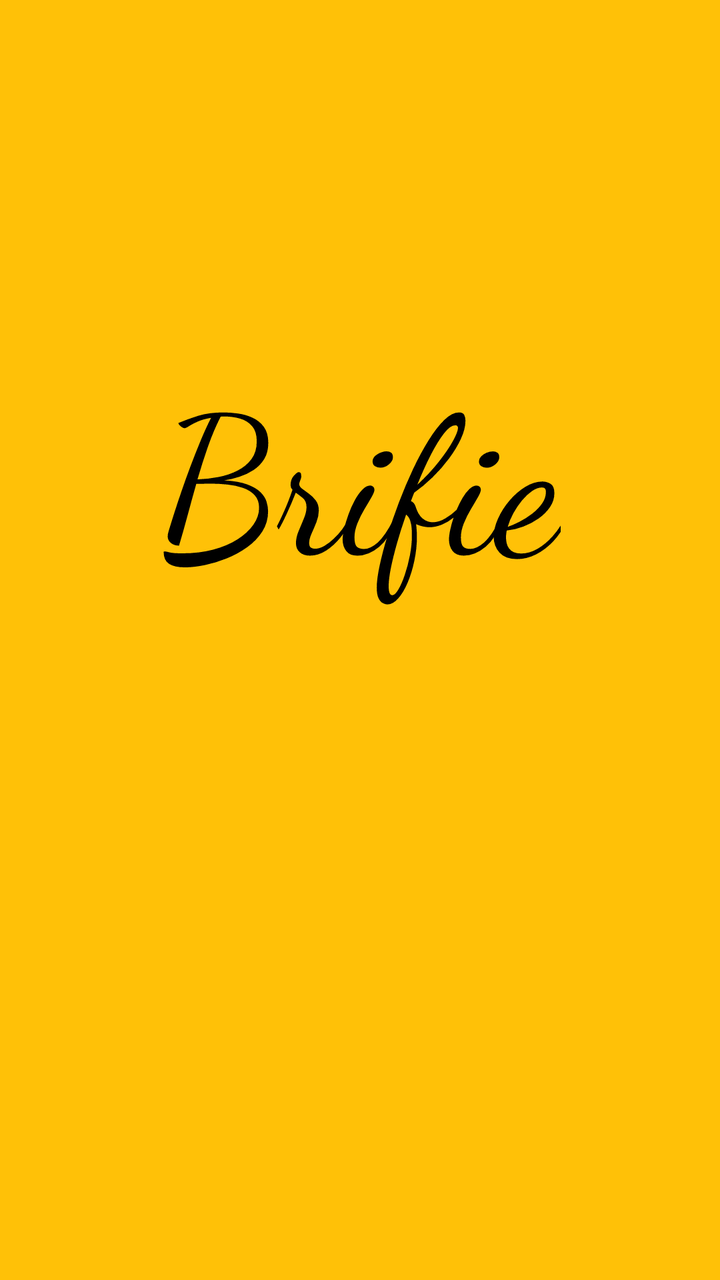
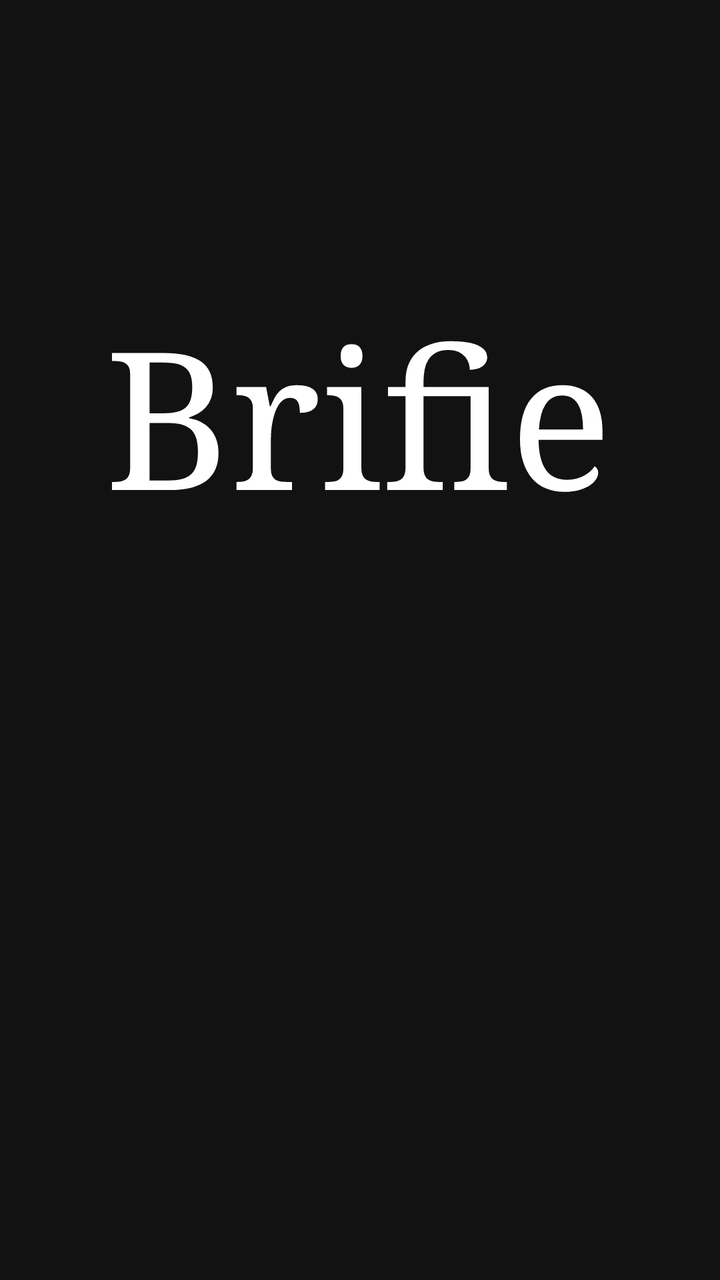

An Android layout rendered at two revisions. The XML below is the earlier revision; the diff shows what the commit changed to produce the second picture.
<!-- AndroidManifest.xml: application theme Theme.Tarea1 -->
<!-- res/layout/activity_main.xml -->
<?xml version="1.0" encoding="utf-8"?>
<androidx.constraintlayout.widget.ConstraintLayout xmlns:android="http://schemas.android.com/apk/res/android"
    xmlns:app="http://schemas.android.com/apk/res-auto"
    xmlns:tools="http://schemas.android.com/tools"
    android:id="@+id/main"
    android:layout_width="match_parent"
    android:layout_height="match_parent"
    android:background="#FFC107"
    tools:context=".MainActivity">

    <TextView
        android:layout_width="wrap_content"
        android:layout_height="wrap_content"
        android:fontFamily="cursive"
        android:text="@string/texto"
        android:textColor="#000000"
        android:textColorLink="#000000"
        android:textSize="96sp"
        app:layout_constraintBottom_toBottomOf="parent"
        app:layout_constraintEnd_toEndOf="parent"
        app:layout_constraintStart_toStartOf="parent"
        app:layout_constraintTop_toTopOf="parent"
        app:layout_constraintVertical_bias="0.335" />

</androidx.constraintlayout.widget.ConstraintLayout>
<!-- resources referenced by this layout -->
<resources>
  <string name="texto">Brifie</string>
  <style name="Theme.Tarea1" parent="Base.Theme.Tarea1" />
  <style name="Base.Theme.Tarea1" parent="Theme.Material3.DayNight.NoActionBar">
          
          
      </style>
</resources>

<!-- the commit's change to res/layout/activity_main.xml (unified diff, before → after) -->
@@ -5,21 +5,22 @@
     android:id="@+id/main"
     android:layout_width="match_parent"
     android:layout_height="match_parent"
-    android:background="#FFC107"
+    android:background="#121212"
     tools:context=".MainActivity">
 
     <TextView
         android:layout_width="wrap_content"
         android:layout_height="wrap_content"
-        android:fontFamily="cursive"
+        android:fontFamily="serif"
         android:text="@string/texto"
-        android:textColor="#000000"
+        android:textColor="#FFFFFF"
         android:textColorLink="#000000"
         android:textSize="96sp"
         app:layout_constraintBottom_toBottomOf="parent"
         app:layout_constraintEnd_toEndOf="parent"
+        app:layout_constraintHorizontal_bias="0.495"
         app:layout_constraintStart_toStartOf="parent"
         app:layout_constraintTop_toTopOf="parent"
-        app:layout_constraintVertical_bias="0.335" />
+        app:layout_constraintVertical_bias="0.28" />
 
 </androidx.constraintlayout.widget.ConstraintLayout>
